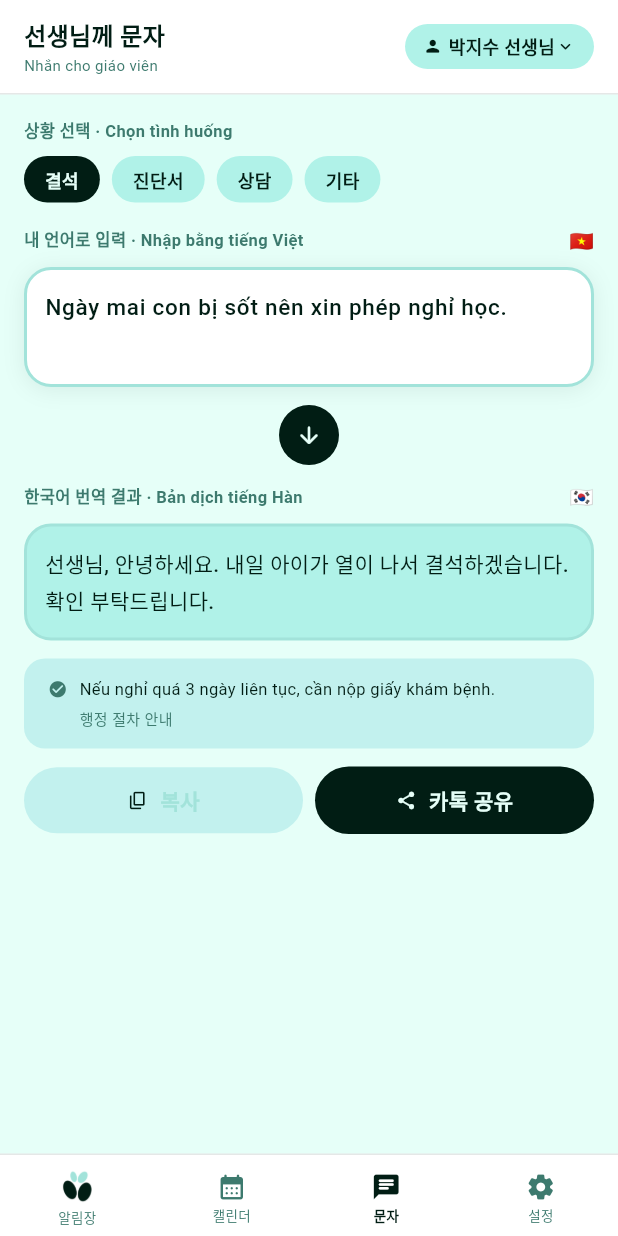
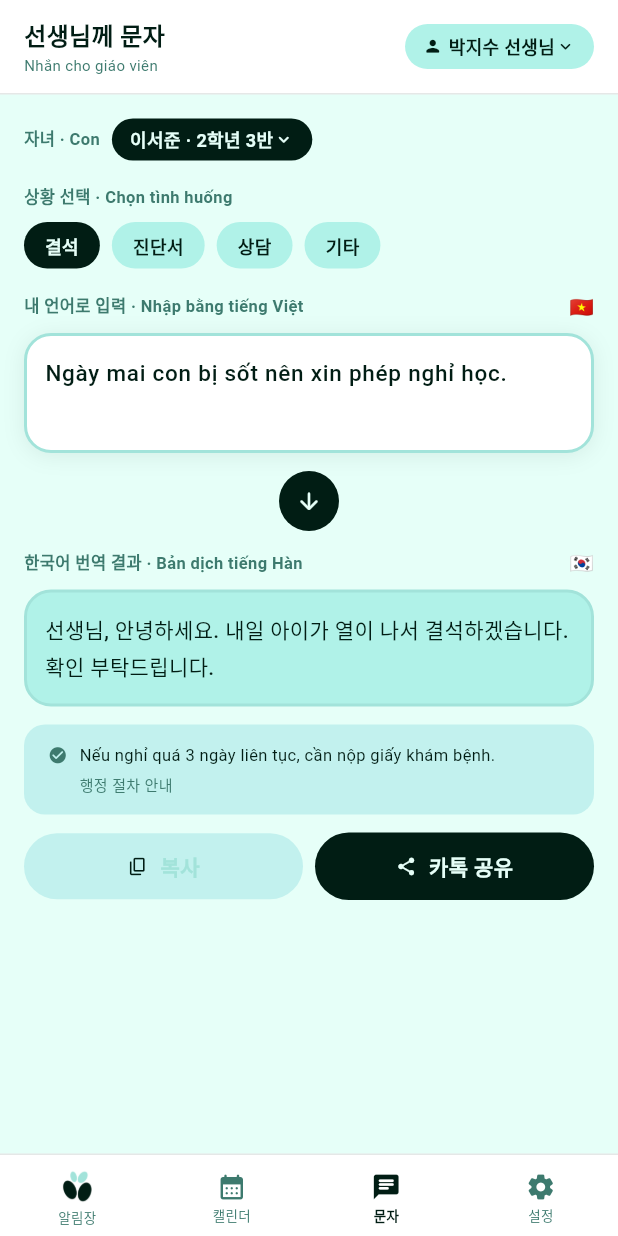
Before and after one commit to yupguri-uos/gaon, a Flutter app: the MainShell screen opened directly, item 3 of the bottom bar chosen, after a tap on the "arrow downward" icon, on a phone screen of 412 x 824 dp. Run offline on Flutter 3.47's test engine with Material 3 defaults, Android fonts, the light colour scheme and no system bars.

Commit message:
fix(fe): Chain B child_info 배선 + 캘린더 저장 API 연결 (F-TCH, F-DOC-7)

```diff
--- a/fe/lib/screens/message_screen.dart
+++ b/fe/lib/screens/message_screen.dart
@@ -22,8 +22,22 @@ class _MessageScreenState extends State<MessageScreen> {
       TextEditingController(text: 'Ngày mai con bị sốt nên xin phép nghỉ học.');
   MessageSituation _situation = MessageSituation.absence;
   int _teacherIndex = 0;
+  List<Child> _children = const [];
+  Child? _selectedChild; // Chain B child_info(§8) 필수 — 어느 자녀 건인지
   TeacherMessage? _message;
   bool _generating = false;
+
+  @override
+  void initState() {
+    super.initState();
+    repository.getChildren().then((children) {
+      if (!mounted) return;
+      setState(() {
+        _children = children;
+        _selectedChild = children.firstOrNull;
+      });
+    });
+  }
 
   @override
   void dispose() {
@@ -31,8 +45,52 @@ class _MessageScreenState extends State<MessageScreen> {
     super.dispose();
   }
 
+  String _childLabel(Child c) {
+    final gradeNo = c.grade.wire.split('_').last;
+    return '${c.name ?? '자녀'} · $gradeNo학년 ${c.classNo ?? '?'}반';
+  }
+
+  Future<void> _pickChild() async {
+    final picked = await showModalBottomSheet<Child>(
+      context: context,
+      backgroundColor: GaonColors.surface,
+      shape: const RoundedRectangleBorder(
+        borderRadius:
+            BorderRadius.vertical(top: Radius.circular(GaonRadius.xxl)),
+      ),
+      builder: (context) => SafeArea(
+        child: Padding(
+          padding: const EdgeInsets.all(GaonSpace.md),
+          child: Column(
+            mainAxisSize: MainAxisSize.min,
+            crossAxisAlignment: CrossAxisAlignment.start,
+            children: [
+              Text('자녀 선택 · Chọn con',
+                  style: GaonType.h3.copyWith(color: GaonColors.textPrimary)),
+              const SizedBox(height: GaonSpace.sm),
+              for (final c in _children)
+                ListTile(
+                  onTap: () => Navigator.of(context).pop(c),
+                  shape: RoundedRectangleBorder(
+                      borderRadius: BorderRadius.circular(GaonRadius.md)),
+                  tileColor: c.childId == _selectedChild?.childId
+                      ? GaonColors.primaryLight
+                      : null,
+                  title: Text(_childLabel(c),
+                      style: GaonType.bodyLg
+                          .copyWith(color: GaonColors.textPrimary)),
+                ),
+            ],
+          ),
+        ),
+      ),
+    );
+    if (picked != null) setState(() => _selectedChild = picked);
+  }
+
   Future<void> _generate() async {
-    if (_generating) return;
+    final child = _selectedChild;
+    if (_generating || child == null) return;
     setState(() {
       _generating = true;
       _message = null;
@@ -40,6 +98,7 @@ class _MessageScreenState extends State<MessageScreen> {
     final message = await repository.generateTeacherMessage(
       situation: _situation,
       inputNative: _inputController.text,
+      childId: child.childId,
     );
     if (!mounted) return;
     setState(() {
@@ -212,6 +271,46 @@ class _MessageScreenState extends State<MessageScreen> {
             child: ListView(
               padding: const EdgeInsets.all(GaonSpace.md),
               children: [
+                // 자녀 선택 — Chain B child_info(§8) 필수
+                if (_selectedChild != null) ...[
+                  Row(
+                    children: [
+                      Text('자녀 · Con',
+                          style: GaonType.caption.copyWith(
+                              fontWeight: FontWeight.w600,
+                              color: GaonColors.textSecondary)),
+                      const SizedBox(width: GaonSpace.xs),
+                      Material(
+                        color: GaonColors.textPrimary,
+                        borderRadius:
+                            BorderRadius.circular(GaonRadius.pill),
+                        child: InkWell(
+                          onTap: _pickChild,
+                          borderRadius:
+                              BorderRadius.circular(GaonRadius.pill),
+                          child: Padding(
+                            padding: const EdgeInsets.symmetric(
+                                vertical: 5, horizontal: 12),
+                            child: Row(
+                              mainAxisSize: MainAxisSize.min,
+                              children: [
+                                Text(_childLabel(_selectedChild!),
+                                    style: GaonType.label.copyWith(
+                                        color: GaonColors.onPrimary)),
+                                const Icon(
+                                    Icons.keyboard_arrow_down_rounded,
+                                    size: 14,
+                                    color: GaonColors.onPrimary),
+                              ],
+                            ),
+                          ),
+                        ),
+                      ),
+                    ],
+                  ),
+                  const SizedBox(height: GaonSpace.md),
+                ],
+
                 // 상황 선택
                 Text('상황 선택 · Chọn tình huống',
                     style: GaonType.caption.copyWith(
```
Also changed, not shown: fe/lib/data/mock_repository.dart (+8 -0 lines), fe/lib/data/repository.dart (+10 -0 lines), fe/lib/screens/chat_screen.dart (+8 -1 lines), 1 other file.
